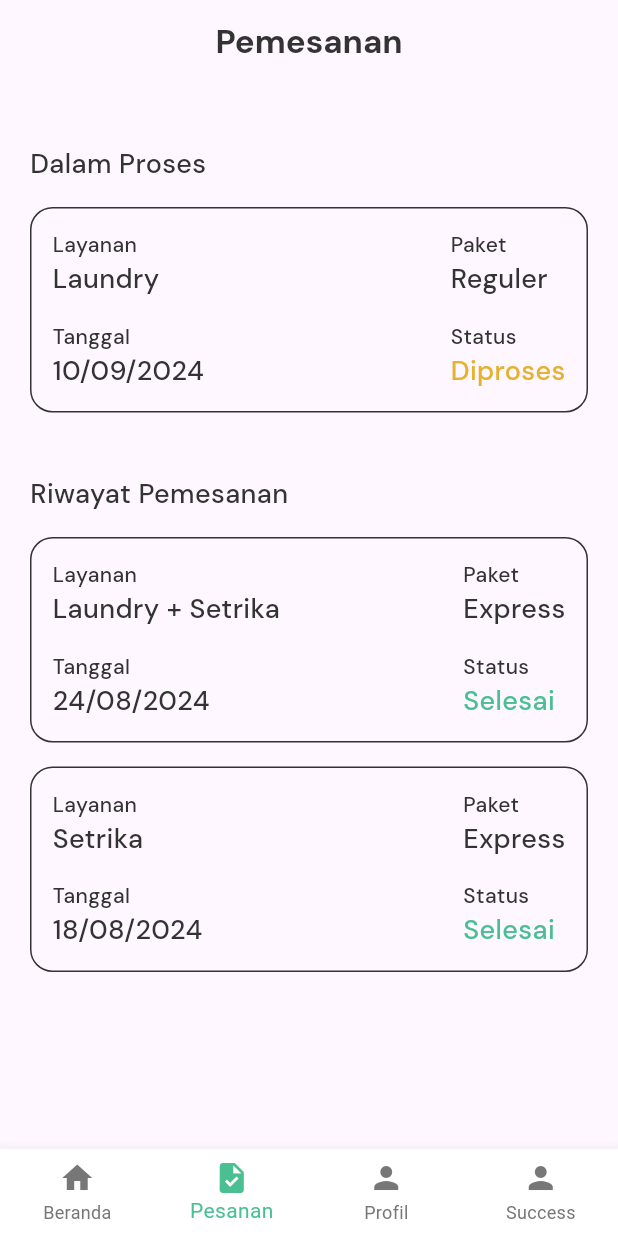
After one commit to wahidalqorni/syn_laundry, a Flutter app: the screen it shows after launch, item 2 of the bottom bar chosen, on a phone screen of 412 x 824 dp. The commit adds this screen. Run offline on Flutter 3.47's test engine with Material 3 defaults, Android fonts, the phone set to English and light mode, and no system bars; our stand-ins replace google_fonts.

Commit message:
membuat bottomnav, membuat halaman pesanan, membuat halaman profil

```diff
--- a/lib/main.dart
+++ b/lib/main.dart
@@ -1,7 +1,10 @@
 import 'package:flutter/material.dart';
 import 'package:syn_laundry/pages/beranda_page.dart';
 import 'package:syn_laundry/pages/empty_order_page.dart';
+import 'package:syn_laundry/pages/landing_page.dart';
+import 'package:syn_laundry/pages/list_order_page.dart';
 import 'package:syn_laundry/pages/login_page.dart';
+import 'package:syn_laundry/pages/profil_page.dart';
 import 'package:syn_laundry/pages/register_page.dart';
 import 'package:syn_laundry/pages/splash_page.dart';
 import 'package:syn_laundry/pages/success_page.dart';
@@ -38,7 +41,7 @@ class MyApp extends StatelessWidget {
         colorScheme: ColorScheme.fromSeed(seedColor: Colors.deepPurple),
         useMaterial3: true,
       ),
-      home: SplashPage(),
+      home: LandingPage(),
     );
   }
 }
--- a/lib/pages/beranda_page.dart
+++ b/lib/pages/beranda_page.dart
@@ -121,11 +121,13 @@ class BerandaPage extends StatelessWidget {
                     nama: "Laundry Regular",
                     harga: "IDR 5000 / Kg",
                   ),
+                  SizedBox(width: 20,),
                   ProductWidget(
                     imgUrl: "assets/img-setrika.png",
                     nama: "Laundry Plus Strika",
                     harga: "IDR 8000 / Kg",
                   ),
+                  SizedBox(width: 20,),
                   ProductWidget(
                     imgUrl: "assets/img-laundry.png",
                     nama: "Laundry Express",
--- /dev/null
+++ b/lib/pages/landing_page.dart
@@ -0,0 +1,76 @@
+import 'package:flutter/material.dart';
+import 'package:syn_laundry/pages/beranda_page.dart';
+import 'package:syn_laundry/pages/list_order_page.dart';
+import 'package:syn_laundry/pages/profil_page.dart';
+import 'package:syn_laundry/pages/success_page.dart';
+
+import '../themes/themes.dart';
+
+class LandingPage extends StatefulWidget {
+  const LandingPage({super.key});
+
+  @override
+  State<LandingPage> createState() => _LandingPageState();
+}
+
+class _LandingPageState extends State<LandingPage> {
+
+  // siapkan variabel sbg wadah nilai awal index
+  int selectedIndex = 0;
+
+  // siapkan variabel utk menampung screen/page yg akan dipakai
+  static List<Widget> screenList = [
+    BerandaPage(), // index 0
+    ListOrderPage(), // index 1
+    ProfilPage(), // index 2
+    SuccessPage(),
+  ];
+
+  // buat fungsi tap
+  void onItemTapped(int index){
+    setState(() {
+      selectedIndex = index;
+    });
+  }
+
+  @override
+  Widget build(BuildContext context) {
+    return Scaffold(
+      bottomNavigationBar: BottomNavigationBar(
+        items: <BottomNavigationBarItem>[
+          // index 0
+          BottomNavigationBarItem(
+          icon: Icon(Icons.home),
+          label: "Beranda"),
+
+          // index 1
+          BottomNavigationBarItem(
+          icon: Icon(Icons.task),
+          label: "Pesanan"),
+
+          // index 2
+          BottomNavigationBarItem(
+          icon: Icon(Icons.person),
+          label: "Profil"),
+
+           // index 3
+          BottomNavigationBarItem(
+          icon: Icon(Icons.person),
+          label: "Success"),
+
+
+        ],
+
+        // atribut konfigurasi bottomnavigationbarnya
+        currentIndex: selectedIndex, // index yg terpilih
+        selectedItemColor: primaryColor, // warna saat item terpilih
+        unselectedItemColor: greyColor, // warna saat item tidak terpilih
+        onTap: onItemTapped, // saat item ditap
+        backgroundColor: whiteColor, // warna background
+        type: BottomNavigationBarType.fixed, // tipe bottomnavigationbar
+      ),
+
+      body: screenList.elementAt(selectedIndex),
+    );
+  }
+}
--- /dev/null
+++ b/lib/pages/list_order_page.dart
@@ -0,0 +1,74 @@
+import 'package:flutter/material.dart';
+import 'package:syn_laundry/themes/themes.dart';
+import 'package:syn_laundry/widgets/order_widget.dart';
+
+class ListOrderPage extends StatelessWidget {
+  const ListOrderPage({super.key});
+
+  @override
+  Widget build(BuildContext context) {
+    return Scaffold(
+      appBar: AppBar(
+        title: Text("Pemesanan", style: primaryTextStyle.copyWith(
+          fontWeight: FontWeight.bold,
+        ),),
+        centerTitle: true,
+      ),
+      body: ListView(
+        children: [
+
+          // BARIS 1
+          Container(
+            margin: EdgeInsets.only(top: 40, left: 20),
+            child: Text(
+              "Dalam Proses",
+              style: primaryTextStyle.copyWith(
+                fontSize: 18,
+                fontWeight: FontWeight.w500,
+              ),
+            ),
+          ),
+
+          // BARIS 2
+          OrderWidget(
+            layanan: "Laundry",
+            paket: "Reguler",
+            tanggal: "10/09/2024",
+            status: "Diproses",
+          ),
+
+          // BARIS 3
+          Container(
+            margin: EdgeInsets.only(top: 41, left: 20),
+            child: Text(
+              "Riwayat Pemesanan",
+              style: primaryTextStyle.copyWith(
+                fontSize: 18,
+                fontWeight: FontWeight.w500,
+              ),
+            ),
+          ),
+
+          // BARIS 4
+          OrderWidget(
+            layanan: "Laundry + Setrika",
+            paket: "Express",
+            tanggal: "24/08/2024",
+            status: "Selesai",
+          ),
+
+          // BARIS 5
+          OrderWidget(
+            layanan: "Setrika",
+            paket: "Express",
+            tanggal: "18/08/2024",
+            status: "Selesai",
+          ),
+
+
+
+        ],
+      ),
+    );
+  }
+}
--- a/lib/themes/themes.dart
+++ b/lib/themes/themes.dart
@@ -3,6 +3,7 @@ import 'package:google_fonts/google_fonts.dart';
 
 // buat variabel untuk menampung value dari sebuah warna
 Color primaryColor = Color(0XFF4ABF92);
+Color greenColor = Color(0XFFE8FFF6);
 Color secondaryColor = Color.fromRGBO(232, 255, 246, 1);
 Color blackColor = Color(0XFF333333);
 Color yellowColor = Color(0XFFE4B22F);
--- /dev/null
+++ b/lib/widgets/order_widget.dart
@@ -0,0 +1,112 @@
+import 'package:flutter/material.dart';
+import 'package:syn_laundry/themes/themes.dart';
+
+class OrderWidget extends StatelessWidget {
+  const OrderWidget({super.key, required this.layanan, required this.paket, required this.tanggal, required this.status});
+
+    // buat variabel agar bisa menerima nilai dari si pemakai class/widget ini
+    final String layanan, paket, tanggal, status;
+
+  @override
+  Widget build(BuildContext context) {
+    return Container(
+            width: double.infinity,
+            margin: EdgeInsets.only(top: 16, left: 20, right: 20),
+            decoration: BoxDecoration(
+              borderRadius: BorderRadius.circular(15),
+              border: Border.all(
+                color: blackColor,
+              ),
+            ),
+            child: Padding(
+              padding: const EdgeInsets.all(14.0),
+              child: Column(
+                crossAxisAlignment: CrossAxisAlignment.start,
+                children: [
+                  // BARIS 1
+                  Row(
+                    mainAxisAlignment: MainAxisAlignment.spaceBetween,
+                    children: [
+                      // SISI KIRI
+                      Column(
+                        crossAxisAlignment: CrossAxisAlignment.start,
+                        children: [
+                          Text(
+                            "Layanan",
+                            style: primaryTextStyle.copyWith(
+                              fontWeight: FontWeight.w500,
+                            ),
+                          ),
+                          Text(
+                            layanan,
+                            style: primaryTextStyle.copyWith(
+                              fontSize: 18,
+                              fontWeight: FontWeight.w500,
+                            ),
+                          ),
+
+                          SizedBox(height: 15,),
+
+                          Text(
+                            "Tanggal",
+                            style: primaryTextStyle.copyWith(
+                              fontWeight: FontWeight.w500,
+                            ),
+                          ),
+                          Text(
+                            tanggal,
+                            style: primaryTextStyle.copyWith(
+                              fontSize: 18,
+                              fontWeight: FontWeight.w500,
+                            ),
+                          ),
+                        ],
+                      ),
+
+                      // SISI KANAN
+                      Column(
+                        crossAxisAlignment: CrossAxisAlignment.start,
+                        children: [
+                          Text(
+                            "Paket",
+                            style: primaryTextStyle.copyWith(
+                              fontWeight: FontWeight.w500,
+                            ),
+                          ),
+                          Text(
+                            paket,
+                            style: primaryTextStyle.copyWith(
+                              fontSize: 18,
+                              fontWeight: FontWeight.w500,
+                            ),
+                          ),
+
+                          SizedBox(height: 15,),
+
+                          Text(
+                            "Status",
+                            style: primaryTextStyle.copyWith(
+                              fontWeight: FontWeight.w500,
+                            ),
+                          ),
+                          Text(
+                            status,
+                            style: status == "Diproses" ? yellowTextStyle.copyWith(
+                              fontSize: 18,
+                              fontWeight: FontWeight.w500,
+                            ) : greenTextStyle.copyWith(
+                              fontSize: 18,
+                              fontWeight: FontWeight.w500,
+                            ) ,
+                          ),
+                        ],
+                      ),
+                    ],
+                  ),
+
+                ],
+              ),
+            ),
+          );
+  }
+}
--- a/lib/widgets/product_widget.dart
+++ b/lib/widgets/product_widget.dart
@@ -11,7 +11,7 @@ class ProductWidget extends StatelessWidget {
   @override
   Widget build(BuildContext context) {
     return Container(
-      width: 160,
+      width: 150,
       child: Stack(
         children: [
           Image.asset(imgUrl, width: 150, height: 136,),
```
Also changed, not shown: lib/pages/profil_page.dart (added, +91 -0 lines).
